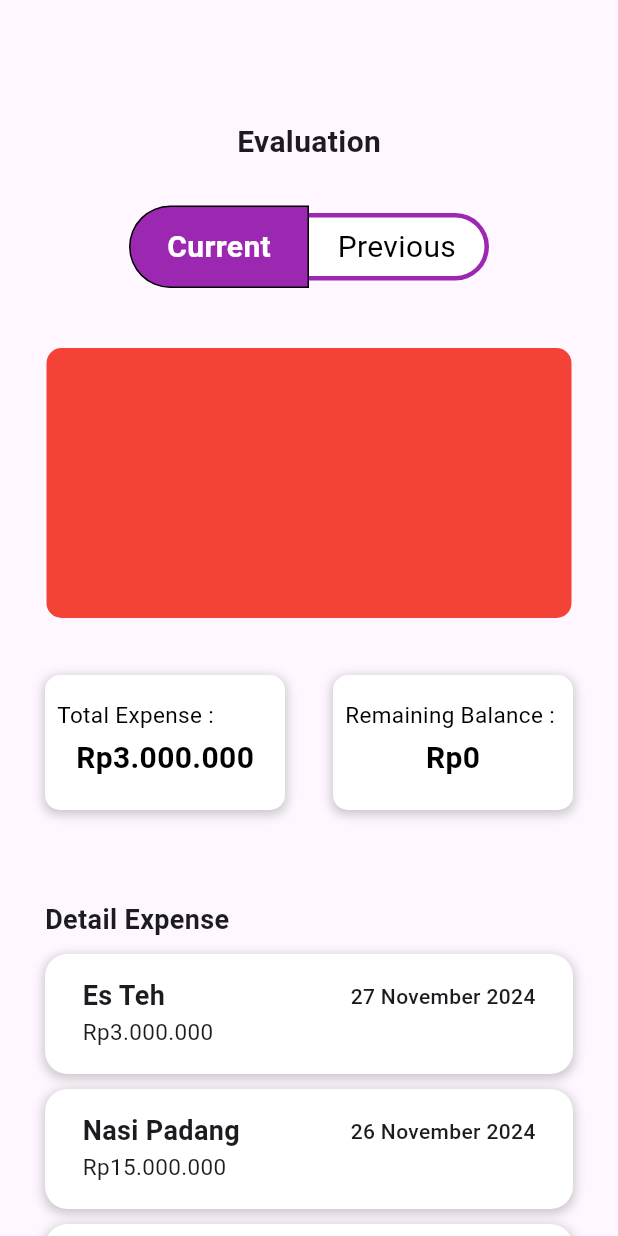
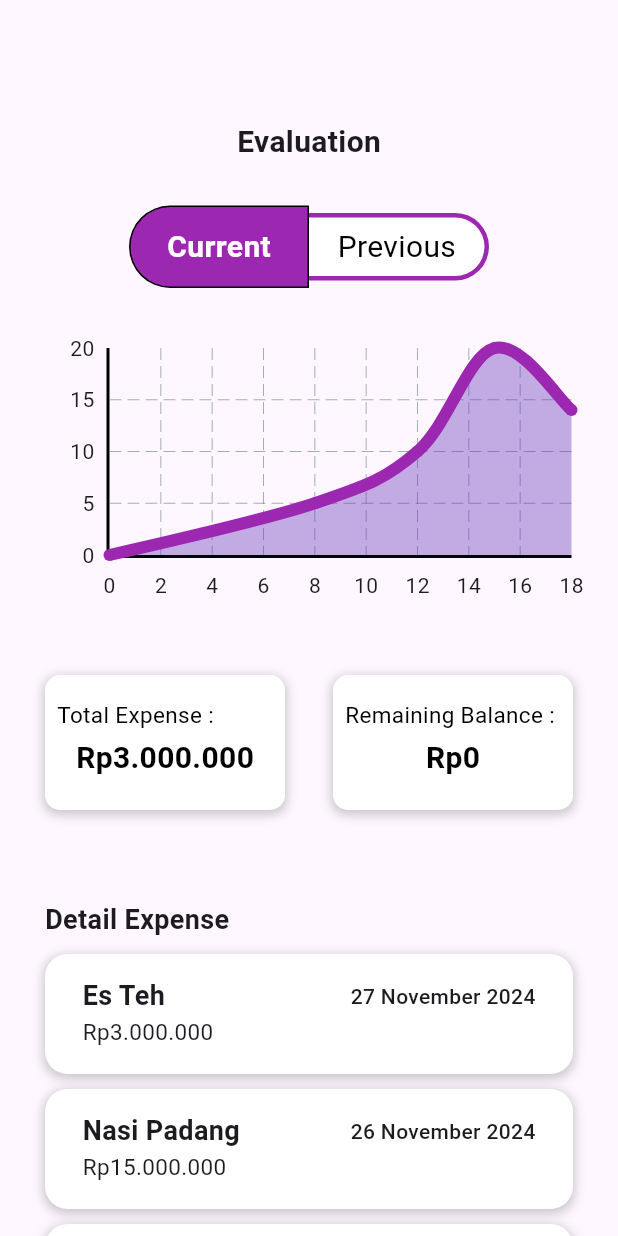
Before and after one commit to RasonYudha4/expense_tracker, a Flutter app: the EvaluationPage screen opened directly, on a phone screen of 412 x 824 dp. Run offline on Flutter 3.47's test engine with Material 3 defaults, Android fonts, the phone set to English and light mode, and no system bars; drawn by our look-alikes of fl_chart; our stand-ins replace bloc, equatable, firebase_auth, firebase_core, flutter_bloc, font_awesome_flutter and 3 more; missing offline and left inert: flow_builder; accounts and stored records are empty.

Commit message:
Add graph for the evaluation page

```diff
--- a/lib/evaluation/view/evaluation.dart
+++ b/lib/evaluation/view/evaluation.dart
@@ -1,4 +1,5 @@
 import 'package:expense_tracker/evaluation/blocs/bloc/selected_bloc.dart';
+import 'package:fl_chart/fl_chart.dart';
 import 'package:flutter/material.dart';
 import 'package:flutter_bloc/flutter_bloc.dart';
 import 'package:google_fonts/google_fonts.dart';
@@ -37,12 +38,65 @@ class EvaluationPage extends StatelessWidget {
                   BlocBuilder<SelectedBloc, SelectedState>(
                       builder: (context, state) {
                     return Container(
-                      height: 180,
-                      width: 350,
-                      decoration: BoxDecoration(
-                          color: Colors.red,
-                          borderRadius: BorderRadius.circular(10)),
-                    );
+                        height: 180,
+                        width: 350,
+                        decoration: BoxDecoration(
+                            // color: Colors.red,
+                            borderRadius: BorderRadius.circular(10)),
+                        child: LineChart(
+                          LineChartData(
+                            lineBarsData: [
+                              LineChartBarData(
+                                show: true,
+                                spots: const [
+                                  FlSpot(0, 0),
+                                  FlSpot(8, 5),
+                                  FlSpot(12, 10),
+                                  FlSpot(15, 20),
+                                  FlSpot(18, 14),
+                                ],
+                                color: Colors.purple,
+                                barWidth: 8,
+                                isCurved: true,
+                                belowBarData: BarAreaData(
+                                  show: true,
+                                  color: Colors.deepPurple.withOpacity(0.4),
+                                ),
+                                shadow:
+                                    Shadow(color: Colors.black, blurRadius: 2),
+                              ),
+                            ],
+                            titlesData: FlTitlesData(
+                              leftTitles: AxisTitles(
+                                sideTitles: SideTitles(
+                                    showTitles: true, reservedSize: 40),
+                              ),
+                              bottomTitles: AxisTitles(
+                                sideTitles: SideTitles(
+                                    showTitles: true, reservedSize: 40),
+                              ),
+                              topTitles: AxisTitles(
+                                sideTitles: SideTitles(showTitles: false),
+                              ),
+                              rightTitles: AxisTitles(
+                                sideTitles: SideTitles(
+                                    showTitles: false, reservedSize: 40),
+                              ),
+                            ),
+                            borderData: FlBorderData(
+                              show: true,
+                              border: Border(
+                                left: BorderSide(color: Colors.black, width: 2),
+                                bottom:
+                                    BorderSide(color: Colors.black, width: 2),
+                                right: BorderSide(
+                                    color: Colors.transparent, width: 0),
+                                top: BorderSide(
+                                    color: Colors.transparent, width: 0),
+                              ),
+                            ),
+                          ),
+                        ));
                   }),
                 ],
               ),
--- a/pubspec.yaml
+++ b/pubspec.yaml
@@ -12,6 +12,7 @@ dependencies:
   bloc: ^8.1.0
   equatable: ^2.0.3
   firebase_core: ^3.0.0
+  fl_chart: ^0.69.2
   flow_builder: ^0.1.0
   flutter:
     sdk: flutter
```
Also changed, not shown: pubspec.lock.
